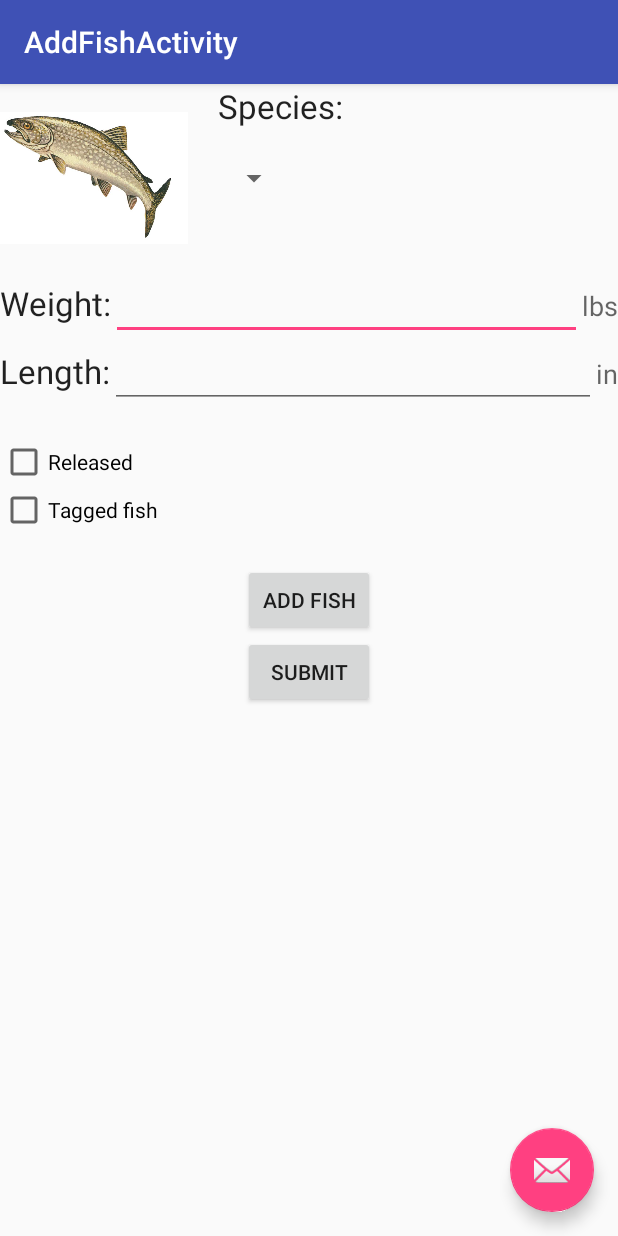
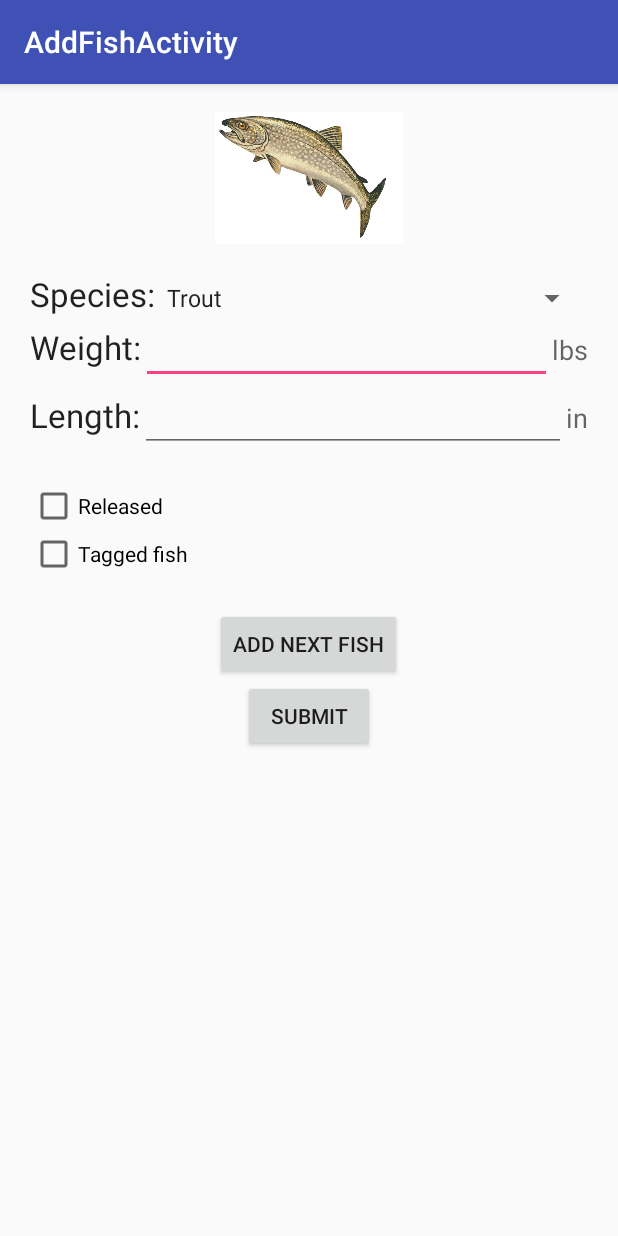
Before and after one commit to lhumphreys/CatchReport, an Android app: the AddFishActivity screen opened directly, with no data from a screen before it, on a phone screen of 412 x 824 dp. Run offline under Robolectric (Android 15) with nearby library versions, the phone set to English and light mode, and no system bars.

Commit message:
Launch activity added

```diff
--- a/app/src/main/AndroidManifest.xml
+++ b/app/src/main/AndroidManifest.xml
@@ -12,6 +12,10 @@
             android:name=".MainActivity"
             android:label="@string/title_activity_main"
             android:theme="@style/AppTheme.NoActionBar" >
+            <intent-filter>
+                <action android:name="android.intent.action.MAIN"/>
+                <category android:name="android.intent.category.LAUNCHER"/>
+            </intent-filter>
         </activity>
         <activity
             android:name=".AddFishActivity"
--- a/app/src/main/java/com/app/fish/catchreport/AddFishActivity.java
+++ b/app/src/main/java/com/app/fish/catchreport/AddFishActivity.java
@@ -1,11 +1,17 @@
 package com.app.fish.catchreport;
 
+import android.content.Intent;
 import android.os.Bundle;
 import android.support.design.widget.FloatingActionButton;
 import android.support.design.widget.Snackbar;
 import android.support.v7.app.AppCompatActivity;
 import android.support.v7.widget.Toolbar;
 import android.view.View;
+import android.widget.ArrayAdapter;
+import android.widget.Button;
+import android.widget.Spinner;
+
+import java.util.ArrayList;
 
 public class AddFishActivity extends AppCompatActivity {
 
@@ -16,12 +22,33 @@ public class AddFishActivity extends AppCompatActivity {
         Toolbar toolbar = (Toolbar) findViewById(R.id.toolbar);
         setSupportActionBar(toolbar);
 
-        FloatingActionButton fab = (FloatingActionButton) findViewById(R.id.fab);
-        fab.setOnClickListener(new View.OnClickListener() {
+        Spinner speciesSpin = (Spinner) findViewById(R.id.speciesSpinner);
+        ArrayList<String> species = new ArrayList<String>();
+        species.add("Trout");
+        species.add("Salmon");
+        species.add("Goldfish");
+        species.add("Great White");
+
+        ArrayAdapter<String> adapter = new ArrayAdapter<String>(this,android.R.layout.simple_spinner_item, species);
+        adapter.setDropDownViewResource(android.R.layout.simple_spinner_item);
+
+        speciesSpin.setAdapter(adapter);
+
+        Button addButton = (Button) findViewById(R.id.addButton);
+        addButton.setOnClickListener(new View.OnClickListener() {
             @Override
-            public void onClick(View view) {
-                Snackbar.make(view, "Replace with your own action", Snackbar.LENGTH_LONG)
-                        .setAction("Action", null).show();
+            public void onClick(View v) {
+                Intent intent = new Intent(v.getContext(), AddFishActivity.class);
+                startActivity(intent);
+            }
+        });
+
+        Button submitButton = (Button) findViewById(R.id.submitButton);
+        submitButton.setOnClickListener(new View.OnClickListener() {
+            @Override
+            public void onClick(View v) {
+                Intent intent = new Intent(v.getContext(), MainActivity.class);
+                startActivity(intent);
             }
         });
     }
--- a/app/src/main/res/layout/activity_add_fish.xml
+++ b/app/src/main/res/layout/activity_add_fish.xml
@@ -17,9 +17,4 @@
 
     <include layout="@layout/content_add_fish" />
 
-    <android.support.design.widget.FloatingActionButton android:id="@+id/fab"
-        android:layout_width="wrap_content" android:layout_height="wrap_content"
-        android:layout_gravity="bottom|end" android:layout_margin="@dimen/fab_margin"
-        android:src="@android:drawable/ic_dialog_email" />
-
 </android.support.design.widget.CoordinatorLayout>
--- a/app/src/main/res/layout/activity_main.xml
+++ b/app/src/main/res/layout/activity_main.xml
@@ -17,9 +17,4 @@
 
     <include layout="@layout/content_main" />
 
-    <android.support.design.widget.FloatingActionButton android:id="@+id/fab"
-        android:layout_width="wrap_content" android:layout_height="wrap_content"
-        android:layout_gravity="bottom|end"
-        android:src="@android:drawable/ic_dialog_email" />
-
 </android.support.design.widget.CoordinatorLayout>
--- a/app/src/main/res/layout/content_add_fish.xml
+++ b/app/src/main/res/layout/content_add_fish.xml
@@ -8,16 +8,20 @@
     android:id="@+id/MainLayout"
     android:orientation="vertical">
 
-    <RelativeLayout
+    <ImageView
+        android:layout_width="125dp"
+        android:layout_height="125dp"
+        android:id="@+id/imageView"
+        android:src="@drawable/trout"
+        android:layout_weight="0"
+        android:layout_gravity="center_horizontal" />
 
+    <LinearLayout
+        android:orientation="horizontal"
         android:layout_width="match_parent"
-        android:layout_height="wrap_content">
-
-        <ImageView
-            android:layout_width="125dp"
-            android:layout_height="125dp"
-            android:id="@+id/imageView"
-            android:src="@drawable/trout" />
+        android:layout_height="wrap_content"
+        android:layout_marginLeft="20dp"
+        android:layout_marginRight="20dp">
 
         <TextView
             android:layout_width="wrap_content"
@@ -27,8 +31,7 @@
             android:id="@+id/speciesTextView"
             android:layout_alignParentTop="true"
             android:layout_toRightOf="@+id/imageView"
-            android:layout_toEndOf="@+id/imageView"
-            android:layout_marginLeft="20dp" />
+            android:layout_toEndOf="@+id/imageView" />
 
         <Spinner
             android:layout_width="wrap_content"
@@ -38,15 +41,15 @@
             android:spinnerMode="dropdown"
             android:layout_centerVertical="true"
             android:layout_toRightOf="@+id/imageView"
-            android:layout_toEndOf="@+id/imageView"
-            android:layout_marginLeft="20dp" />
-
-    </RelativeLayout>
+            android:layout_toEndOf="@+id/imageView" />
+    </LinearLayout>
 
     <LinearLayout
         android:orientation="horizontal"
         android:layout_width="match_parent"
-        android:layout_height="wrap_content">
+        android:layout_height="wrap_content"
+        android:layout_marginLeft="20dp"
+        android:layout_marginRight="20dp">
 
         <TextView
             android:layout_width="wrap_content"
@@ -77,7 +80,9 @@
     <LinearLayout
         android:orientation="horizontal"
         android:layout_width="match_parent"
-        android:layout_height="wrap_content">
+        android:layout_height="wrap_content"
+        android:layout_marginLeft="20dp"
+        android:layout_marginRight="20dp">
 
         <TextView
             android:layout_width="wrap_content"
@@ -108,19 +113,21 @@
         android:text="Released"
         android:id="@+id/releasedCheckBox"
         android:checked="false"
-        android:layout_marginTop="20dp" />
+        android:layout_marginTop="20dp"
+        android:layout_marginLeft="20dp" />
 
     <CheckBox
         android:layout_width="wrap_content"
         android:layout_height="wrap_content"
         android:text="Tagged fish"
         android:id="@+id/tagCheckBox"
-        android:checked="false" />
+        android:checked="false"
+        android:layout_marginLeft="20dp" />
 
     <Button
         android:layout_width="wrap_content"
         android:layout_height="wrap_content"
-        android:text="Add Fish"
+        android:text="Add Next Fish"
         android:id="@+id/addButton"
         android:layout_gravity="center_horizontal"
         android:layout_marginTop="20dp" />
--- a/app/src/main/res/layout/content_main.xml
+++ b/app/src/main/res/layout/content_main.xml
@@ -15,6 +15,6 @@
         android:layout_width="wrap_content"
         android:layout_height="wrap_content"
         android:text="Add Fish"
-        android:id="@+id/button"
+        android:id="@+id/addFishButton"
         android:layout_gravity="center_horizontal" />
 </LinearLayout>
```
Also changed, not shown: app/src/main/java/com/app/fish/catchreport/MainActivity.java (+2 -11 lines).
